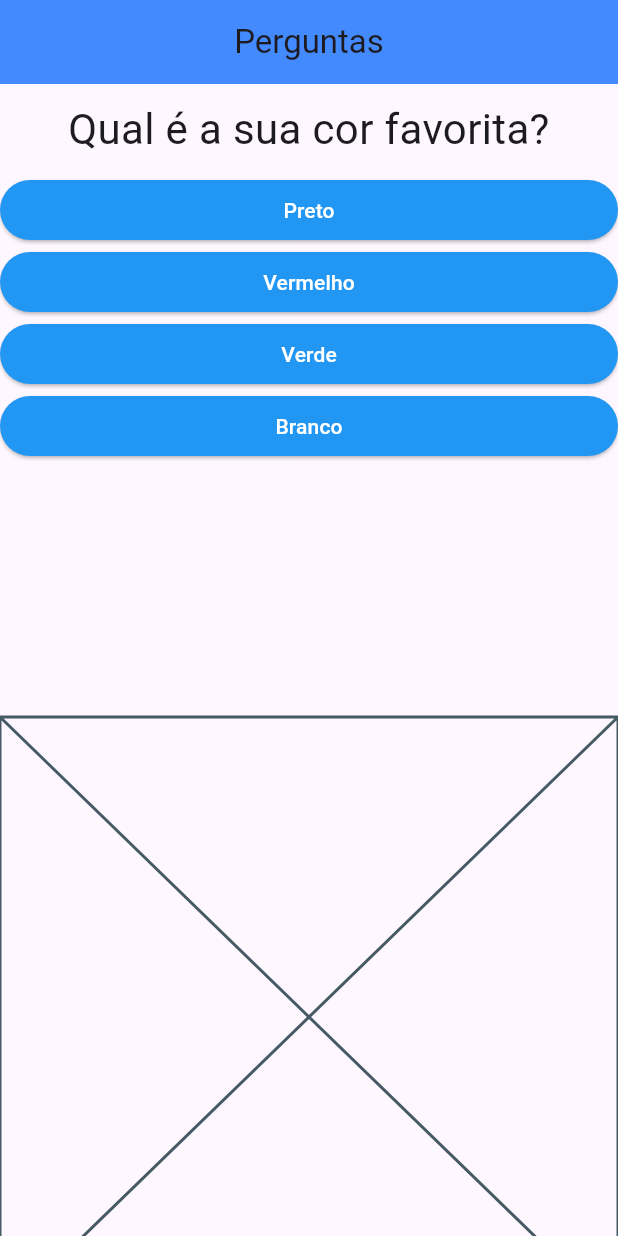
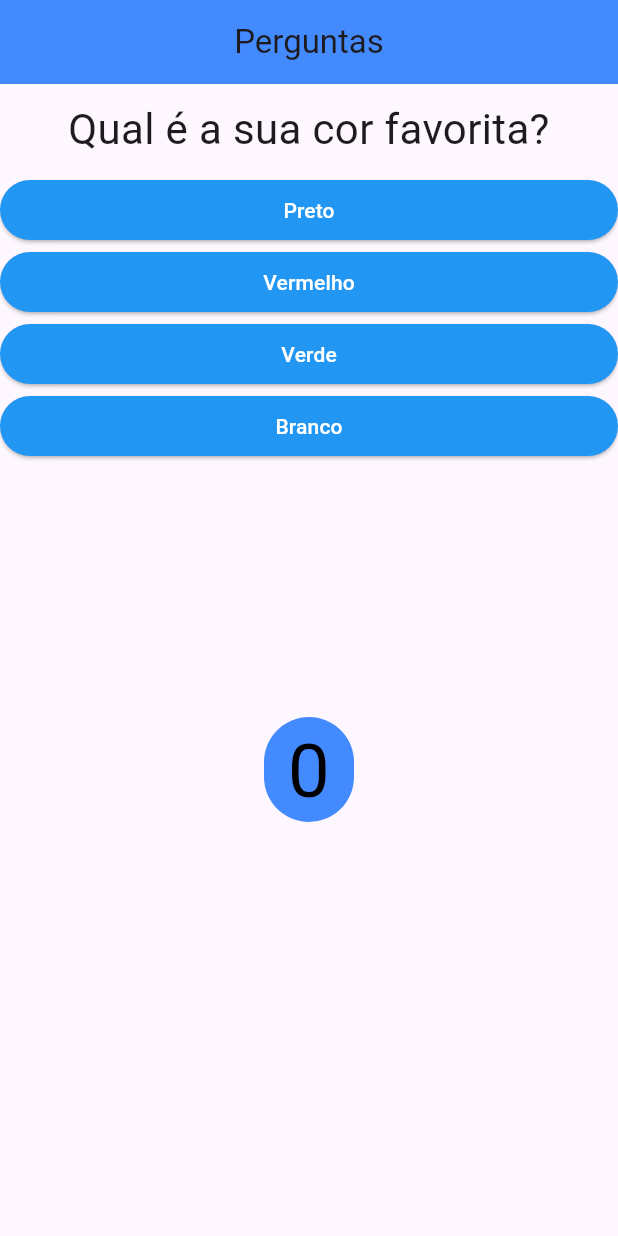
Before and after one commit to Bazchh/flutter_quiz_project, a Flutter app: the screen it shows after launch, on a phone screen of 412 x 824 dp. Run offline on Flutter 3.47's test engine with Material 3 defaults, Android fonts, the phone set to English and light mode, and no system bars.

Commit message:
Classe usada para mudar o score

```diff
--- a/lib/MudaScore.dart
+++ b/lib/MudaScore.dart
@@ -1,10 +1,30 @@
 import 'package:flutter/material.dart';
 
 class MudaScore extends StatelessWidget {
-  const MudaScore({super.key});
+  final int score;
+
+  const MudaScore({
+    required this.score,
+  });
 
   @override
   Widget build(BuildContext context) {
-    return const Placeholder();
+    return Center(
+      child: Container(
+        width: 60,
+        height: 70,
+        decoration: BoxDecoration(
+            borderRadius: BorderRadius.circular(50.0),
+            color: Colors.blueAccent),
+        child: Text(
+          score.toString(),
+          style: const TextStyle(
+            fontSize: 50,
+            color: Colors.black,
+          ),
+          textAlign: TextAlign.center,
+        ),
+      ),
+    );
   }
 }
```
